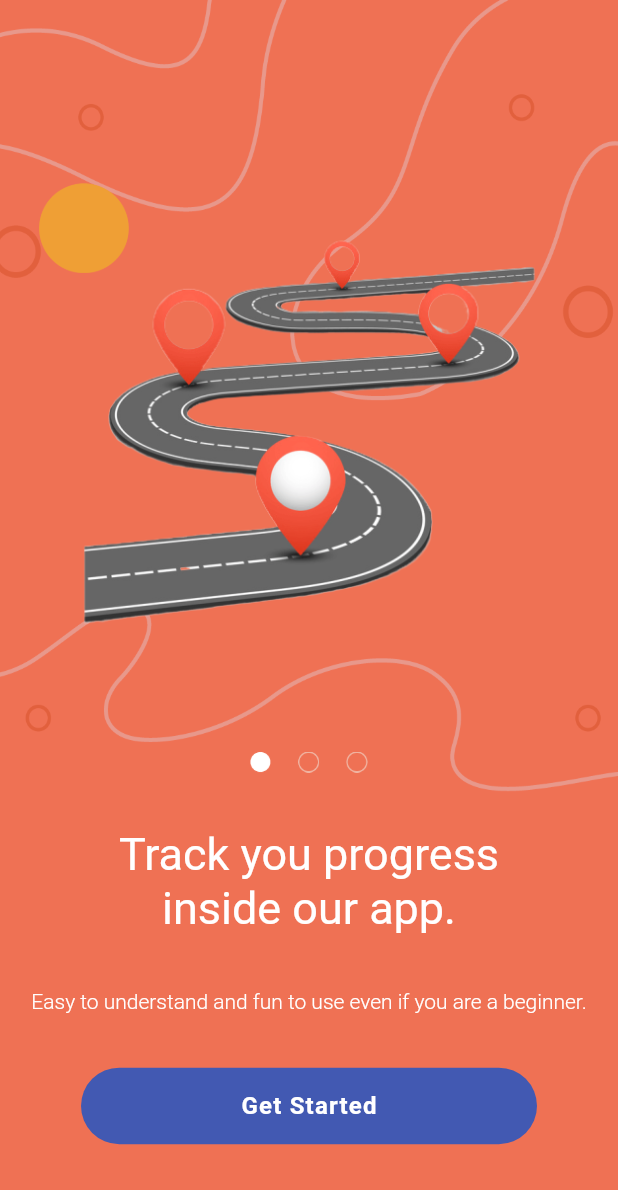
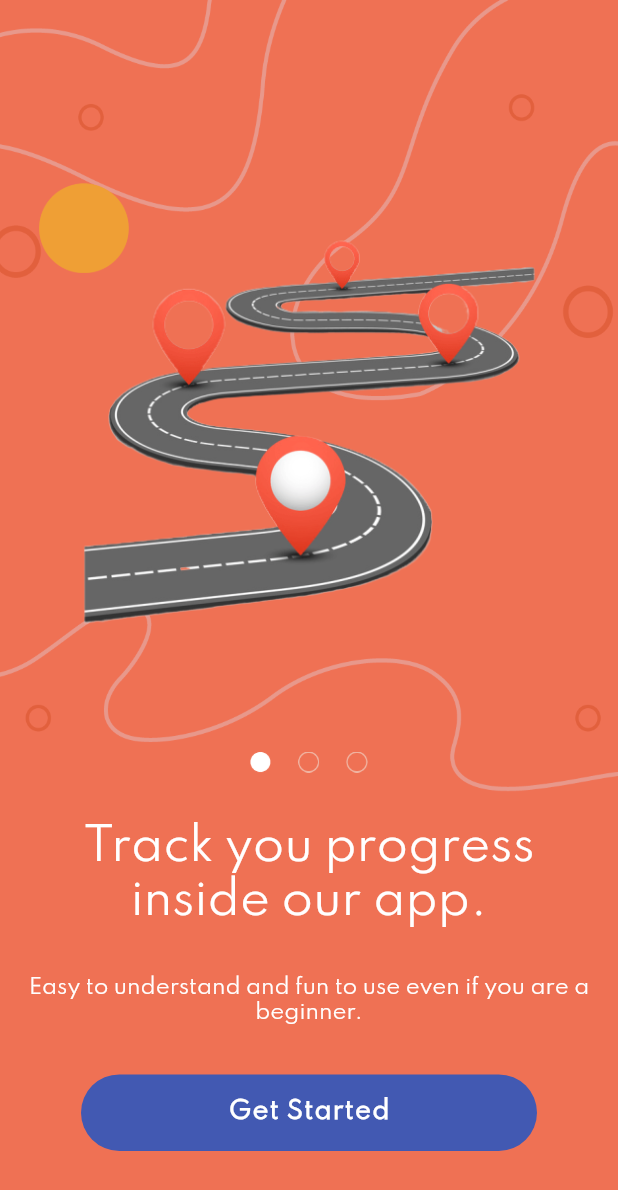
Before and after one commit to gutovesco/Apex_Plus, a Flutter app: the screen it shows after launch, after a tap on "LOGIN", on a phone screen of 412 x 824 dp. Shown: the top 1190 px of the screen. Run offline on Flutter 3.47's test engine with Material 2 defaults, Android fonts, the phone set to English and light mode, and no system bars; our stand-ins replace font_awesome_flutter; Roboto replaces fonts that are missing (DMSerifDisplay, OpenSans); project files that could hold a hidden picture were left out.

Commit message:
other font

```diff
--- a/lib/content_card.dart
+++ b/lib/content_card.dart
@@ -92,10 +92,10 @@
       children: <Widget>[
         Text(widget.title,
             textAlign: TextAlign.center,
-            style: TextStyle(height: 1.2, fontSize: 30.0, fontFamily: 'DMSerifDisplay', color: Colors.white, package: App.pkg)),
+            style: TextStyle(height: 1.2, fontSize: 30.0, fontFamily: 'SpartanRegular', color: Colors.white, package: App.pkg)),
         Text(widget.subtitle,
             textAlign: TextAlign.center,
-            style: TextStyle(fontSize: 14.0, fontWeight: FontWeight.w300, fontFamily: 'OpenSans', color: Colors.white, package: App.pkg)),
+            style: TextStyle(fontSize: 14.0, fontWeight: FontWeight.w300, fontFamily: 'SpartanRegular', color: Colors.white, package: App.pkg)),
         Padding(
           padding: const EdgeInsets.symmetric(horizontal: 36.0),
           child: MaterialButton(
@@ -109,7 +109,7 @@
                 style: TextStyle(
                     fontSize: 16,
                     letterSpacing: .8,
-                    fontFamily: 'OpenSans',
+                    fontFamily: 'SpartanRegular',
                     fontWeight: FontWeight.w600,
                     color: Colors.white,
                     package: App.pkg)
--- a/lib/ui/login_page.dart
+++ b/lib/ui/login_page.dart
@@ -151,7 +151,7 @@
         style: TextStyle(
             color: Colors.white,
             fontSize: 16.0,
-            fontFamily: "WorkSansSemiBold"),
+            fontFamily: "SpartanRegular"),
       ),
       backgroundColor: Colors.blue,
       duration: Duration(seconds: 3),
@@ -181,7 +181,7 @@
                   style: TextStyle(
                       color: left,
                       fontSize: 16.0,
-                      fontFamily: "WorkSansSemiBold"),
+                      fontFamily: "SpartanRegular"),
                 ),
               ),
             ),
@@ -196,7 +196,7 @@
                   style: TextStyle(
                       color: right,
                       fontSize: 16.0,
-                      fontFamily: "WorkSansSemiBold"),
+                      fontFamily: "SpartanRegular"),
                 ),
               ),
             ),
@@ -234,7 +234,7 @@
                           controller: loginEmailController,
                           keyboardType: TextInputType.emailAddress,
                           style: TextStyle(
-                              fontFamily: "WorkSansSemiBold",
+                              fontFamily: "SpartanRegular",
                               fontSize: 16.0,
                               color: Colors.black),
                           decoration: InputDecoration(
@@ -246,7 +246,7 @@
                             ),
                             hintText: "Email Address",
                             hintStyle: TextStyle(
-                                fontFamily: "WorkSansSemiBold", fontSize: 17.0),
+                                fontFamily: "SpartanRegular", fontSize: 17.0),
                           ),
                         ),
                       ),
@@ -263,7 +263,7 @@
                           controller: loginPasswordController,
                           obscureText: _obscureTextLogin,
                           style: TextStyle(
-                              fontFamily: "WorkSansSemiBold",
+                              fontFamily: "SpartanRegular",
                               fontSize: 16.0,
                               color: Colors.black),
                           decoration: InputDecoration(
@@ -275,7 +275,7 @@
                             ),
                             hintText: "Password",
                             hintStyle: TextStyle(
-                                fontFamily: "WorkSansSemiBold", fontSize: 17.0),
+                                fontFamily: "SpartanRegular", fontSize: 17.0),
                             suffixIcon: GestureDetector(
                               onTap: _toggleLogin,
                               child: Icon(
@@ -408,23 +408,6 @@
             mainAxisAlignment: MainAxisAlignment.center,
             children: <Widget>[
               Padding(
-                padding: EdgeInsets.only(top: 10.0, right: 40.0),
-                child: GestureDetector(
-                  onTap: () => showInSnackBar("Facebook button pressed"),
-                  child: Container(
-                    padding: const EdgeInsets.all(15.0),
-                    decoration: new BoxDecoration(
-                      shape: BoxShape.circle,
-                      color: Colors.white,
-                    ),
-                    child: new Icon(
-                      FontAwesomeIcons.facebookF,
-                      color: Color(0xFF0084ff),
-                    ),
-                  ),
-                ),
-              ),
-              Padding(
                 padding: EdgeInsets.only(top: 10.0),
                 child: GestureDetector(
                   onTap: () => showInSnackBar("Google button pressed"),
@@ -436,7 +419,7 @@
                     ),
                     child: new Icon(
                       FontAwesomeIcons.google,
-                      color: Color(0xFF0084ff),
+                      color: Colors.red,
                     ),
                   ),
                 ),
@@ -477,7 +460,7 @@
                           keyboardType: TextInputType.text,
                           textCapitalization: TextCapitalization.words,
                           style: TextStyle(
-                              fontFamily: "WorkSansSemiBold",
+                              fontFamily: "SpartanRegular",
                               fontSize: 16.0,
                               color: Colors.black),
                           decoration: InputDecoration(
@@ -488,7 +471,7 @@
                             ),
                             hintText: "Name",
                             hintStyle: TextStyle(
-                                fontFamily: "WorkSansSemiBold", fontSize: 16.0),
+                                fontFamily: "SpartanRegular", fontSize: 16.0),
                           ),
                         ),
                       ),
@@ -505,7 +488,7 @@
                           controller: signupEmailController,
                           keyboardType: TextInputType.emailAddress,
                           style: TextStyle(
-                              fontFamily: "WorkSansSemiBold",
+                              fontFamily: "SpartanRegular",
                               fontSize: 16.0,
                               color: Colors.black),
                           decoration: InputDecoration(
@@ -516,7 +499,7 @@
                             ),
                             hintText: "Email Address",
                             hintStyle: TextStyle(
-                                fontFamily: "WorkSansSemiBold", fontSize: 16.0),
+                                fontFamily: "SpartanRegular", fontSize: 16.0),
                           ),
                         ),
                       ),
@@ -533,7 +516,7 @@
                           controller: signupPasswordController,
                           obscureText: _obscureTextSignup,
                           style: TextStyle(
-                              fontFamily: "WorkSansSemiBold",
+                              fontFamily: "SpartanRegular",
                               fontSize: 16.0,
                               color: Colors.black),
                           decoration: InputDecoration(
@@ -544,7 +527,7 @@
                             ),
                             hintText: "Password",
                             hintStyle: TextStyle(
-                                fontFamily: "WorkSansSemiBold", fontSize: 16.0),
+                                fontFamily: "SpartanRegular", fontSize: 16.0),
                             suffixIcon: GestureDetector(
                               onTap: _toggleSignup,
                               child: Icon(
@@ -570,7 +553,7 @@
                           controller: signupConfirmPasswordController,
                           obscureText: _obscureTextSignupConfirm,
                           style: TextStyle(
-                              fontFamily: "WorkSansSemiBold",
+                              fontFamily: "SpartanRegular",
                               fontSize: 16.0,
                               color: Colors.black),
                           decoration: InputDecoration(
@@ -581,7 +564,7 @@
                             ),
                             hintText: "Confirmation",
                             hintStyle: TextStyle(
-                                fontFamily: "WorkSansSemiBold", fontSize: 16.0),
+                                fontFamily: "SpartanRegular", fontSize: 16.0),
                             suffixIcon: GestureDetector(
                               onTap: _toggleSignupConfirm,
                               child: Icon(
```
Also changed, not shown: assets/fonts/OFL.txt (added, +93 -0 lines), pubspec.yaml (+8 -0 lines), assets/fonts/README.txt (added), assets/fonts/Spartan-VariableFont_wght.ttf (added), assets/fonts/static/Spartan-Black.ttf (added), assets/fonts/static/Spartan-Bold.ttf (added), assets/fonts/static/Spartan-ExtraBold.ttf (added), assets/fonts/static/Spartan-ExtraLight.ttf (added), assets/fonts/static/Spartan-Light.ttf (added), assets/fonts/static/Spartan-Medium.ttf (added), assets/fonts/static/Spartan-Regular.ttf (added), assets/fonts/static/Spartan-SemiBold.ttf (added), assets/fonts/static/Spartan-Thin.ttf (added).
